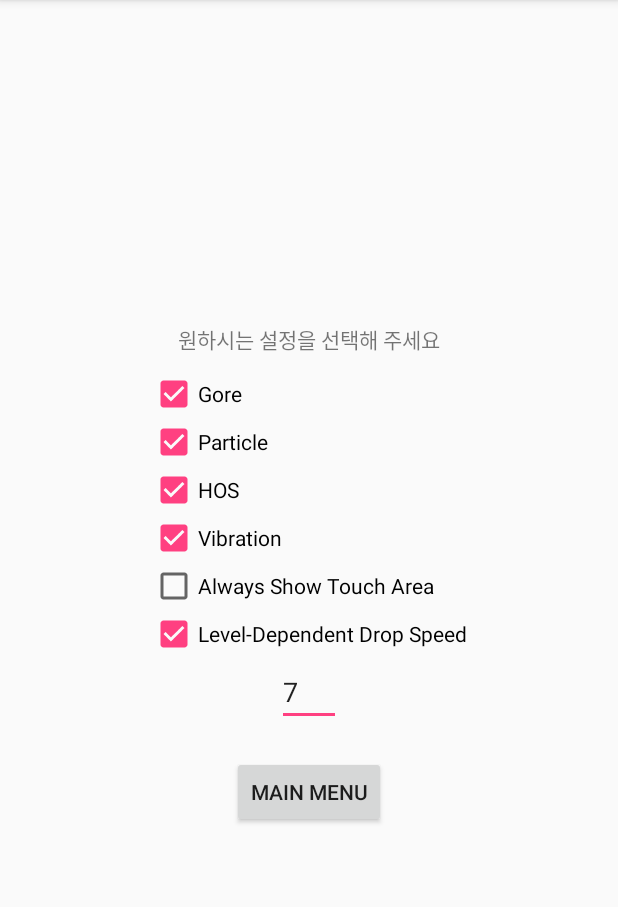
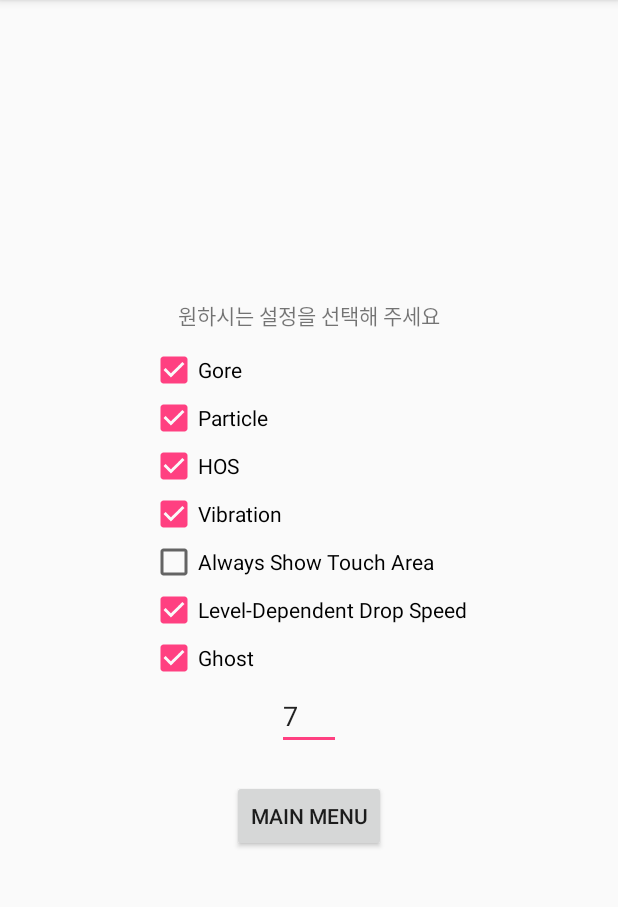
Before and after one commit to lumiknit/CodingHaraTon2018-Frientris2, an Android app: the Setting screen opened directly, with no data from a screen before it, on a phone screen of 412 x 824 dp, the part 84-991 px from its top. Run offline under Robolectric (Android 15) with nearby library versions, the phone set to English and light mode, and no system bars.

Commit message:
setting work correctly

```diff
--- a/app/src/main/java/team/sjexpress/frientris2/Renderer.java
+++ b/app/src/main/java/team/sjexpress/frientris2/Renderer.java
@@ -164,6 +164,10 @@ public class Renderer implements GLSurfaceView.Renderer {
         gl.glTranslatef(2.f, 0.f, 0.f);
         if(game.board[i][j] != 0) {
           gl.glPushMatrix();
+          if(game.board[i][j] == -2) {
+            gl.glColor4f(0.5f, 0.5f, 0.5f, 1.f);
+            RenderUtil.drawSquare(gl);
+          } else {
             gl.glScalef(0.95f, 0.95f, 1.0f);
             if(game.board[i][j] > 0)
               gl.glRotatef((game.board[i][j] - 1) * 90.f, 0.f, 0.f, -1.f);
@@ -174,6 +178,7 @@ public class Renderer implements GLSurfaceView.Renderer {
             gl.glScalef(0.95f, 0.95f, 1.0f);
             gl.glColor4f(r, g, b, 1.f);
             face.draw(gl);
+          }
           gl.glPopMatrix();
         }
       }
--- a/app/src/main/java/team/sjexpress/frientris2/ResultActivity.java
+++ b/app/src/main/java/team/sjexpress/frientris2/ResultActivity.java
@@ -16,8 +16,11 @@ public class ResultActivity extends AppCompatActivity {
     int level = intent.getIntExtra("level", 0);
     int score = intent.getIntExtra("score", 0);
     int lines = intent.getIntExtra("lines", 0);
+    long d = intent.getLongExtra("duration", 0L);
     ((TextView)findViewById(R.id.textViewLevel)).setText("Level " + level);
     ((TextView)findViewById(R.id.textViewScore)).setText("Score " + score);
     ((TextView)findViewById(R.id.textViewLines)).setText("Lines " + lines);
+    ((TextView)findViewById(R.id.textViewDuration)).setText("Time " + (d / 1000 / 60) + ":" + (d / 1000 % 60));
+    ((TextView)findViewById(R.id.textViewLinesPerMin)).setText("Lines/Minute " + (lines / ((float)d / 1000 / 60)));
   }
 }
--- a/app/src/main/java/team/sjexpress/frientris2/Setting.java
+++ b/app/src/main/java/team/sjexpress/frientris2/Setting.java
@@ -15,9 +15,9 @@ public class Setting extends AppCompatActivity {
     SharedPreferences pref;
     SharedPreferences.Editor editor;
 
-    private CheckBox Gore, Particle, HOS, Vibration, ShowArea, LevelSpeed;
+    private CheckBox Gore, Particle, HOS, Vibration, ShowArea, LevelSpeed, Ghost;
     private EditText Width;
-    private boolean gore, part, hos, vib, sta, ldds;
+    private boolean gore, part, hos, vib, sta, ldds, ghost;
     private int width;
 
     @Override
@@ -33,6 +33,7 @@ public class Setting extends AppCompatActivity {
         vib = pref.getBoolean("vibration", true);
         sta = pref.getBoolean("sta", false);
         ldds = pref.getBoolean("ldds", true);
+        ghost = pref.getBoolean("ghost", true);
         width = pref.getInt("width", 7);
 
         Gore = (CheckBox)findViewById(R.id.checkBox1);
@@ -41,6 +42,7 @@ public class Setting extends AppCompatActivity {
         Vibration = (CheckBox)findViewById(R.id.checkBox4);
         ShowArea = (CheckBox)findViewById(R.id.checkBox5);
         LevelSpeed = (CheckBox)findViewById(R.id.checkBox6);
+        Ghost = (CheckBox)findViewById(R.id.checkBox7);
         Width = (EditText)findViewById(R.id.editText1);
 
         Gore.setChecked(gore);
@@ -49,6 +51,7 @@ public class Setting extends AppCompatActivity {
         Vibration.setChecked(vib);
         ShowArea.setChecked(sta);
         LevelSpeed.setChecked(ldds);
+        Ghost.setChecked(ghost);
         Width.setText("" + width);
 
         Button button = (Button)findViewById(R.id.btn_back);
@@ -71,6 +74,7 @@ public class Setting extends AppCompatActivity {
         editor.putBoolean("vibration", Vibration.isChecked());
         editor.putBoolean("sta", ShowArea.isChecked());
         editor.putBoolean("ldds", LevelSpeed.isChecked());
+        editor.putBoolean("ghost", Ghost.isChecked());
         int n;
         try {
             n = Integer.parseInt(Width.getText().toString());
--- a/app/src/main/res/layout/setting.xml
+++ b/app/src/main/res/layout/setting.xml
@@ -61,6 +61,14 @@
         android:layout_height="wrap_content"
         android:text="Level-Dependent Drop Speed" />
 
+    <CheckBox
+        android:id="@+id/checkBox7"
+        android:layout_gravity="left"
+        android:layout_marginLeft="100dp"
+        android:layout_width="wrap_content"
+        android:layout_height="wrap_content"
+        android:text="Ghost" />
+
     <EditText
         android:id="@+id/editText1"
         android:layout_width="wrap_content"
```
Also changed, not shown: app/src/main/java/team/sjexpress/frientris2/Game.java (+18 -1 lines), app/src/main/java/team/sjexpress/frientris2/GameActivity.java (+10 -0 lines), app/src/main/res/layout/activity_result.xml (+14 -0 lines). Lines whose indentation alone changed are shown as unchanged.
